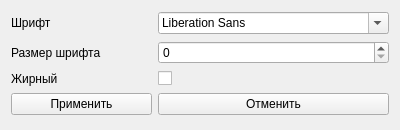
The window that ui/setting.ui (d-code000/BitTable) describes before a commit, drawn with Qt 5.
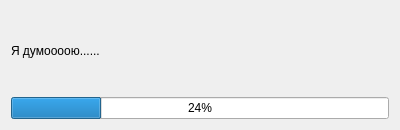
The same window after the commit.

Patch:
```diff
--- a/ui/setting.ui
+++ b/ui/setting.ui
@@ -26,56 +26,17 @@
    <string>Настройки таблицы</string>
   </property>
   <layout class="QGridLayout" name="gridLayout">
-   <item row="1" column="1">
-    <widget class="QSpinBox" name="fontSizeSpinBox"/>
-   </item>
-   <item row="2" column="0">
-    <widget class="QLabel" name="boldLable">
-     <property name="font">
-      <font>
-       <bold>false</bold>
-      </font>
-     </property>
-     <property name="text">
-      <string>Жирный</string>
-     </property>
-    </widget>
-   </item>
-   <item row="0" column="0">
-    <widget class="QLabel" name="fontFamilyLable">
-     <property name="text">
-      <string>Шрифт</string>
-     </property>
-    </widget>
-   </item>
-   <item row="0" column="1">
-    <widget class="QFontComboBox" name="fontComboBox"/>
-   </item>
    <item row="1" column="0">
-    <widget class="QLabel" name="fontSizeLable">
-     <property name="text">
-      <string>Размер шрифта</string>
+    <widget class="QProgressBar" name="progressBar">
+     <property name="value">
+      <number>24</number>
      </property>
     </widget>
    </item>
-   <item row="2" column="1">
-    <widget class="QCheckBox" name="boldCheckBox">
+   <item row="0" column="0">
+    <widget class="QLabel" name="label">
      <property name="text">
-      <string/>
-     </property>
-    </widget>
-   </item>
-   <item row="3" column="0">
-    <widget class="QPushButton" name="setButton">
-     <property name="text">
-      <string>Применить</string>
-     </property>
-    </widget>
-   </item>
-   <item row="3" column="1">
-    <widget class="QPushButton" name="cancelButton">
-     <property name="text">
-      <string>Отменить</string>
+      <string>Я думоооою......</string>
      </property>
     </widget>
    </item>
```
Left out of the diff: 2 changed lines with no effect on the pictures.
